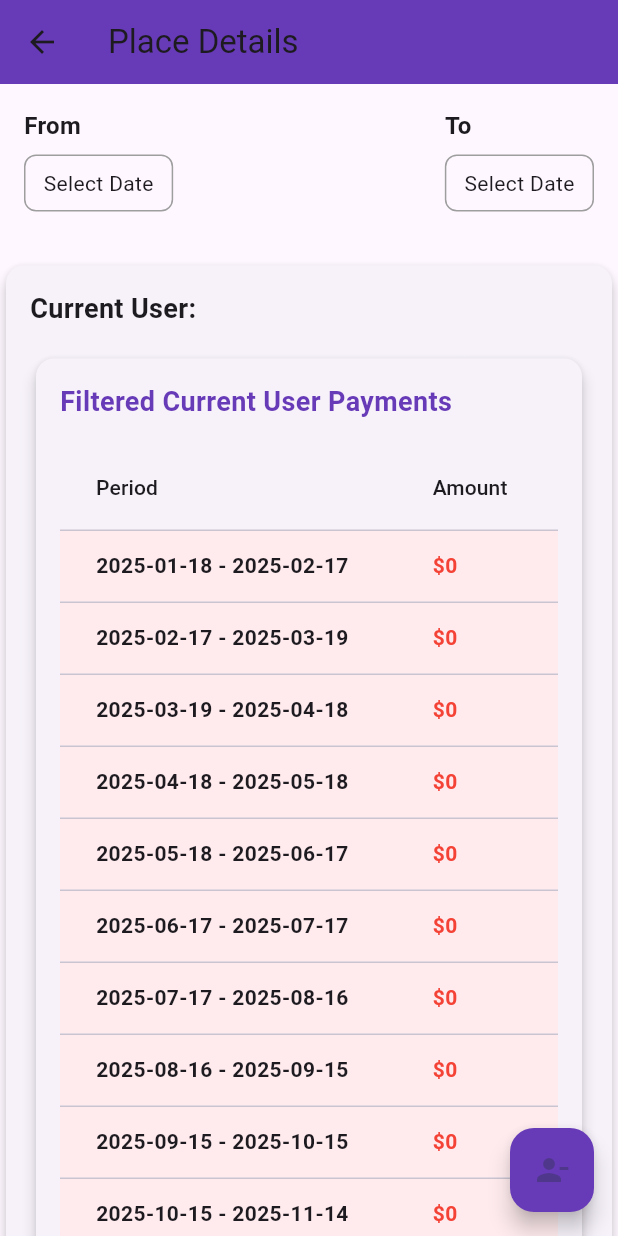
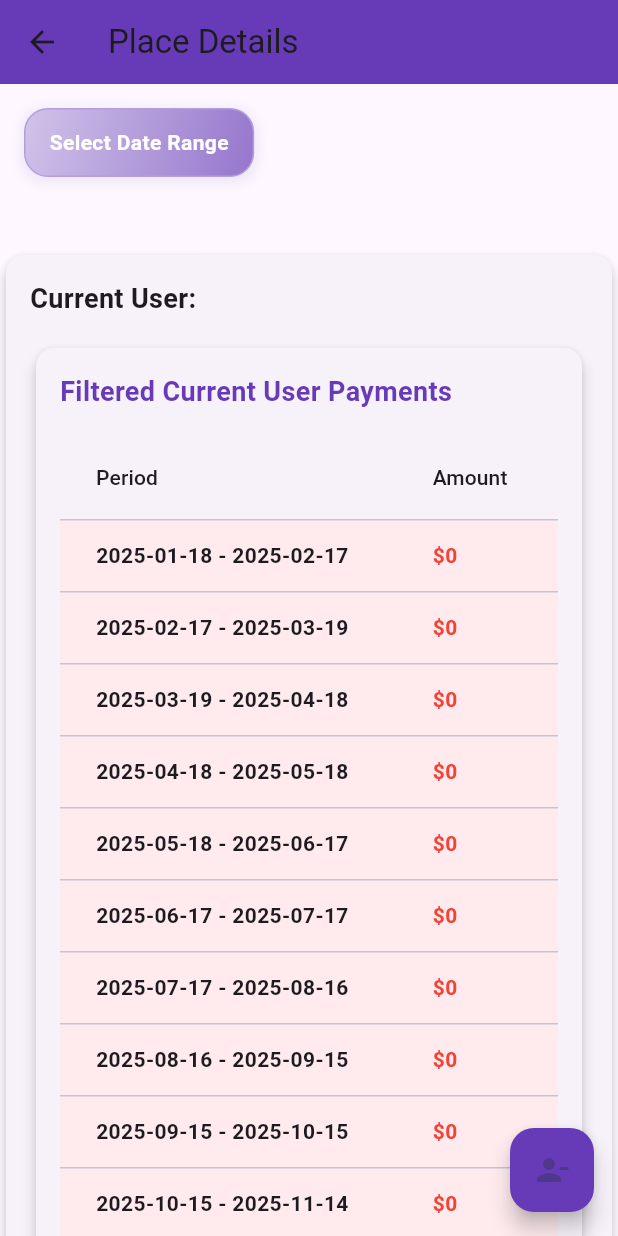
Before and after one commit to mohamedfalah3/cashnotify, a Flutter app: the PlaceDetailsScreen screen opened directly with empty values, on a phone screen of 412 x 824 dp. Run offline on Flutter 3.47's test engine with Material 3 defaults, Android fonts, the phone set to English and light mode, and no system bars; our stand-ins replace cloud_firestore, firebase_auth, firebase_core, sidebarx; accounts and stored records are empty.

Commit message:
changing placeDetails.dart

```diff
--- a/lib/helper/placeDetailsHelper.dart
+++ b/lib/helper/placeDetailsHelper.dart
@@ -1,5 +1,6 @@
 import 'package:cloud_firestore/cloud_firestore.dart';
 import 'package:flutter/material.dart';
+import 'package:intl/intl.dart';
 
 class PlaceDetailsHelper extends ChangeNotifier {
   Map<String, dynamic>? placeSnapshot;
@@ -130,6 +131,9 @@ class PlaceDetailsHelper extends ChangeNotifier {
     final phoneController = TextEditingController();
     final amountController = TextEditingController();
     final aqaratController = TextEditingController();
+    final joinedDateController = TextEditingController(
+        text: DateFormat('yyyy-MM-dd')
+            .format(DateTime.now())); // Default to today's date
 
     showDialog(
       context: context,
@@ -155,6 +159,27 @@ class PlaceDetailsHelper extends ChangeNotifier {
                 controller: aqaratController,
                 decoration: const InputDecoration(labelText: "Aqarat"),
               ),
+              // Date picker for the joinedDate
+              InkWell(
+                onTap: () async {
+                  final pickedDate = await showDatePicker(
+                    context: context,
+                    initialDate: DateTime.now(),
+                    firstDate: DateTime(2000),
+                    lastDate: DateTime(2100),
+                  );
+                  if (pickedDate != null) {
+                    joinedDateController.text = DateFormat('yyyy-MM-dd')
+                        .format(pickedDate); // Set the picked date
+                  }
+                },
+                child: AbsorbPointer(
+                  child: TextField(
+                    controller: joinedDateController,
+                    decoration: const InputDecoration(labelText: "Joined Date"),
+                  ),
+                ),
+              ),
             ],
           ),
           actions: [
@@ -169,9 +194,13 @@ class PlaceDetailsHelper extends ChangeNotifier {
                 final name = nameController.text;
                 final phone = phoneController.text;
                 final amount = amountController.text;
-                // final joinedDate = joinedDateController.text;
                 final aqarat = aqaratController.text;
-                if (name.isNotEmpty && phone.isNotEmpty) {
+                final joinedDate =
+                    joinedDateController.text; // Get the joined date
+
+                if (name.isNotEmpty &&
+                    phone.isNotEmpty &&
+                    joinedDate.isNotEmpty) {
                   try {
                     // Add user to Firestore
                     await FirebaseFirestore.instance
@@ -185,13 +214,11 @@ class PlaceDetailsHelper extends ChangeNotifier {
                         'dateLeft': '',
                         'aqarat': aqarat,
                         'payments': {},
-                        'joinedDate':
-                            DateTime.now().toIso8601String().split('T')[0],
+                        'joinedDate': joinedDate,
                       },
                     });
 
                     // Update local state
-
                     placeSnapshot?['currentUser'] = {
                       'name': name,
                       'phone': phone,
@@ -199,8 +226,7 @@ class PlaceDetailsHelper extends ChangeNotifier {
                       'aqarat': aqarat,
                       'dateLeft': '',
                       'payments': {},
-                      'joinedDate':
-                          DateTime.now().toIso8601String().split('T')[0],
+                      'joinedDate': joinedDate,
                     };
                     notifyListeners();
 
@@ -263,7 +289,7 @@ class PlaceDetailsHelper extends ChangeNotifier {
 
   void editPayment(
       BuildContext context, String monthStart, String currentValue, String id) {
-    final controller = TextEditingController(text: currentValue);
+    final controller = TextEditingController();
 
     showDialog(
       context: context,
@@ -303,24 +329,32 @@ class PlaceDetailsHelper extends ChangeNotifier {
 
   List<Map<String, String>> generatePagedMonthlyList(DateTime joinedDate) {
     List<Map<String, String>> months = [];
-    DateTime currentStartDate = joinedDate.add(Duration(
-        days: currentPage * itemsPerPage * 30)); // Start from joinedDate
+
+    // Start from the exact joinedDate.
+    DateTime currentStartDate = joinedDate;
+
+    // Adjust pagination based on currentPage and itemsPerPage.
+    currentStartDate =
+        currentStartDate.add(Duration(days: currentPage * itemsPerPage * 30));
 
     for (int i = 0; i < itemsPerPage; i++) {
-      final currentEndDate = currentStartDate.add(Duration(days: 30));
+      // Calculate the end date, 30 days from the start date.
+      DateTime currentEndDate = currentStartDate.add(Duration(days: 30));
 
-      // Format as 'yyyy-MM-dd'
+      // Format start and end dates as 'yyyy-MM-dd'.
       String startFormatted =
-          "${currentStartDate.toLocal().year}-${currentStartDate.month.toString().padLeft(2, '0')}-${currentStartDate.day.toString().padLeft(2, '0')}";
+          "${currentStartDate.year}-${currentStartDate.month.toString().padLeft(2, '0')}-${currentStartDate.day.toString().padLeft(2, '0')}";
       String endFormatted =
-          "${currentEndDate.toLocal().year}-${currentEndDate.month.toString().padLeft(2, '0')}-${currentEndDate.day.toString().padLeft(2, '0')}";
+          "${currentEndDate.year}-${currentEndDate.month.toString().padLeft(2, '0')}-${currentEndDate.day.toString().padLeft(2, '0')}";
 
       months.add({
         'start': startFormatted,
         'end': endFormatted,
       });
 
-      currentStartDate = currentEndDate; // Set next month's start date
+      // Move to the next 30-day period.
+      currentStartDate =
+          currentEndDate; // Start the next period 30 days after the current one
     }
 
     return months;
@@ -331,12 +365,9 @@ class PlaceDetailsHelper extends ChangeNotifier {
     String sectionTitle,
     String id,
     BuildContext context,
-    List<Map<String, String>> filteredMonths, // Accept filtered months
-    DateTime joinedDate, // Pass joinedDate here
+    List<Map<String, String>> filteredMonths, // Use pre-filtered months
+    DateTime joinedDate,
   ) {
-    final dynamicMonths =
-        generatePagedMonthlyList(joinedDate); // Start from joinedDate
-
     return Card(
       elevation: 4,
       shape: RoundedRectangleBorder(borderRadius: BorderRadius.circular(12)),
@@ -363,12 +394,8 @@ class PlaceDetailsHelper extends ChangeNotifier {
                   DataColumn(label: Text("Status")),
                   DataColumn(label: Text("Actions")),
                 ],
-                rows: generatePaymentRows(
-                  payments,
-                  id,
-                  context,
-                  dynamicMonths, // Use months from joinedDate
-                ),
+                rows:
+                    generatePaymentRows(payments, id, context, filteredMonths),
               ),
             ),
             Row(
@@ -377,17 +404,16 @@ class PlaceDetailsHelper extends ChangeNotifier {
                 ElevatedButton(
                   onPressed: currentPage > 0
                       ? () {
-                          currentPage -= 1; // Go to the previous page
-                          (context as Element)
-                              .markNeedsBuild(); // Trigger UI update
+                          currentPage -= 1;
+                          (context as Element).markNeedsBuild();
                         }
                       : null,
                   child: const Text("Previous"),
                 ),
                 ElevatedButton(
                   onPressed: () {
-                    currentPage += 1; // Go to the next page
-                    (context as Element).markNeedsBuild(); // Trigger UI update
+                    currentPage += 1;
+                    (context as Element).markNeedsBuild();
                   },
                   child: const Text("Next"),
                 ),
--- a/lib/screens/placeDetails.dart
+++ b/lib/screens/placeDetails.dart
@@ -55,7 +55,9 @@ class _PlaceDetailsScreenState extends State<PlaceDetailsScreen> {
       ),
       body: Column(
         children: [
-          _buildDateFilter(),
+          (currentUser == null || currentUser == {})
+              ? const Center()
+              : _buildDateFilter(),
           Expanded(
             child: ListView(
               children: [
@@ -98,75 +100,116 @@ class _PlaceDetailsScreenState extends State<PlaceDetailsScreen> {
   Widget _buildDateFilter() {
     return Padding(
       padding: const EdgeInsets.all(16.0),
-      child: Row(
-        mainAxisAlignment: MainAxisAlignment.spaceBetween,
+      child: Column(
+        crossAxisAlignment: CrossAxisAlignment.start,
         children: [
-          // From Date Picker
-          _buildDatePicker(
-            label: "From",
-            selectedDate: _fromDate,
-            onDateSelected: (date) {
-              setState(() {
-                _fromDate = date;
-              });
-            },
-          ),
-          // To Date Picker
-          _buildDatePicker(
-            label: "To",
-            selectedDate: _toDate,
-            onDateSelected: (date) {
-              setState(() {
-                _toDate = date;
-              });
-            },
-          ),
+          // Date Range Picker
+          _buildDateRangePicker(),
+          const SizedBox(height: 16),
         ],
       ),
     );
   }
 
-  /// Helper function to build a single date picker
-  Widget _buildDatePicker({
-    required String label,
-    required DateTime? selectedDate,
-    required Function(DateTime) onDateSelected,
-  }) {
-    return Column(
-      crossAxisAlignment: CrossAxisAlignment.start,
+  /// Helper function to build the date range picker
+  Widget _buildDateRangePicker() {
+    return Row(
+      mainAxisAlignment: MainAxisAlignment.spaceBetween,
       children: [
-        Text(
-          label,
-          style: const TextStyle(fontSize: 16, fontWeight: FontWeight.bold),
+        // Date Picker
+        _buildRangePicker(),
+        // Remove Filter Button
+        if (_fromDate != null || _toDate != null) _buildRemoveFilterButton(),
+      ],
+    );
+  }
+
+  Widget _buildRangePicker() {
+    return InkWell(
+      onTap: () async {
+        final DateTimeRange? pickedRange = await showDateRangePicker(
+          context: context,
+          initialDateRange: _fromDate != null && _toDate != null
+              ? DateTimeRange(start: _fromDate!, end: _toDate!)
+              : DateTimeRange(
+                  start: DateTime.now(),
+                  end: DateTime.now(),
                 ),
-        const SizedBox(height: 8),
-        InkWell(
-          onTap: () async {
-            final pickedDate = await showDatePicker(
-              context: context,
-              initialDate: selectedDate ?? DateTime.now(),
           firstDate: DateTime(2000),
           lastDate: DateTime(2100),
         );
-            if (pickedDate != null) {
-              onDateSelected(pickedDate);
+        if (pickedRange != null) {
+          setState(() {
+            _fromDate = pickedRange.start;
+            _toDate = pickedRange.end;
+          });
         }
       },
       child: Container(
-            padding: const EdgeInsets.symmetric(vertical: 8, horizontal: 12),
+        padding: const EdgeInsets.symmetric(vertical: 12, horizontal: 16),
         decoration: BoxDecoration(
-              border: Border.all(color: Colors.grey),
-              borderRadius: BorderRadius.circular(8),
+          borderRadius: BorderRadius.circular(16),
+          border: Border.all(color: Colors.deepPurple.shade200),
+          boxShadow: [
+            BoxShadow(
+              color: Colors.deepPurple.shade50,
+              spreadRadius: 2,
+              blurRadius: 6,
+              offset: Offset(0, 2), // Shadow position
+            ),
+          ],
+          gradient: LinearGradient(
+            colors: [Colors.deepPurple.shade100, Colors.deepPurple.shade300],
+            begin: Alignment.topLeft,
+            end: Alignment.bottomRight,
+          ),
         ),
         child: Text(
-              selectedDate != null
-                  ? DateFormat('yyyy-MM-dd').format(selectedDate)
-                  : "Select Date",
-              style: const TextStyle(fontSize: 14),
+          _fromDate != null && _toDate != null
+              ? "${DateFormat('yyyy-MM-dd').format(_fromDate!)} - ${DateFormat('yyyy-MM-dd').format(_toDate!)}"
+              : "Select Date Range",
+          style: const TextStyle(
+            fontSize: 14,
+            color: Colors.white,
+            fontWeight: FontWeight.bold,
           ),
         ),
       ),
+    );
+  }
+
+  /// Helper function to build the remove filter button
+  Widget _buildRemoveFilterButton() {
+    return InkWell(
+      onTap: () {
+        setState(() {
+          _fromDate = null;
+          _toDate = null;
+        });
+      },
+      child: Container(
+        padding: const EdgeInsets.symmetric(horizontal: 20, vertical: 12),
+        decoration: BoxDecoration(
+          color: Colors.deepPurple,
+          borderRadius: BorderRadius.circular(12),
+          boxShadow: [
+            BoxShadow(
+              color: Colors.deepPurple.shade200,
+              blurRadius: 4,
+              spreadRadius: 1,
+              offset: Offset(0, 2),
+            ),
           ],
+        ),
+        child: const Text(
+          "Remove Filter",
+          style: TextStyle(
+            color: Colors.white,
+            fontSize: 14,
+            fontWeight: FontWeight.bold,
+          ),
+        ),
+      ),
     );
   }
 
@@ -238,35 +281,49 @@ class _PlaceDetailsScreenState extends State<PlaceDetailsScreen> {
       return const Text("Invalid joined date for current user.");
     }
 
-    // Filter payments based on selected date range
+    // Adjust _fromDate to consider joinedDate
+    final effectiveFromDate =
+        (_fromDate != null && _fromDate!.isAfter(joinedDate))
+            ? _fromDate
+            : joinedDate;
+    final effectiveToDate = _toDate;
+
+    // Generate months starting from joinedDate
+    final allMonths = placeDetails.generatePagedMonthlyList(joinedDate);
+    final filteredMonths = allMonths.where((month) {
+      final monthStart = DateTime.tryParse(month['start']!);
+      final monthEnd = DateTime.tryParse(month['end']!);
+
+      if (monthStart == null || monthEnd == null) return false;
+
+      if (effectiveFromDate != null && monthEnd.isBefore(effectiveFromDate)) {
+        return false;
+      }
+      if (effectiveToDate != null && monthStart.isAfter(effectiveToDate)) {
+        return false;
+      }
+
+      return true;
+    }).toList();
+
+    // Filter payments based on the effective date range
     final filteredPayments = Map.fromEntries(
       payments.entries.where((entry) {
         final paymentDate = DateTime.tryParse(entry.key);
         if (paymentDate == null) return false;
 
-        // Ensure the payment's date is within the selected range
-        if (_fromDate != null && paymentDate.isBefore(_fromDate!)) return false;
-        if (_toDate != null && paymentDate.isAfter(_toDate!)) return false;
+        if (effectiveFromDate != null &&
+            paymentDate.isBefore(effectiveFromDate)) {
+          return false;
+        }
+        if (effectiveToDate != null && paymentDate.isAfter(effectiveToDate)) {
+          return false;
+        }
 
         return true;
       }),
     );
 
-    // Filter months to show only those in the range
-    final filteredMonths =
-        placeDetails.generatePagedMonthlyList(DateTime.now()).where((month) {
-      final startDate = DateTime.parse(month['start']!);
-      final endDate = DateTime.parse(month['end']!);
-
-      // Only keep months that are within the selected date range
-      if ((_fromDate != null && endDate.isBefore(_fromDate!)) ||
-          (_toDate != null && startDate.isAfter(_toDate!))) {
-        return false; // Exclude this month interval if it's outside the date range
-      }
-      return true;
-    }).toList();
-
-    // Pass filtered months and payments to buildPaymentsSection
     return Card(
       elevation: 4,
       shape: RoundedRectangleBorder(borderRadius: BorderRadius.circular(12)),
@@ -280,14 +337,14 @@ class _PlaceDetailsScreenState extends State<PlaceDetailsScreen> {
               style: TextStyle(fontSize: 18, fontWeight: FontWeight.bold),
             ),
             const SizedBox(height: 16),
-            // Now we use filtered months and filtered payments
             placeDetails.buildPaymentsSection(
-                filteredPayments, // Pass only filtered payments
+              filteredPayments,
               'Filtered Current User Payments',
               widget.id,
               context,
               filteredMonths,
-                joinedDate),
+              joinedDate, // Pass joinedDate to buildPaymentsSection
+            ),
           ],
         ),
       ),
```
Lines whose indentation alone changed are shown as unchanged.
